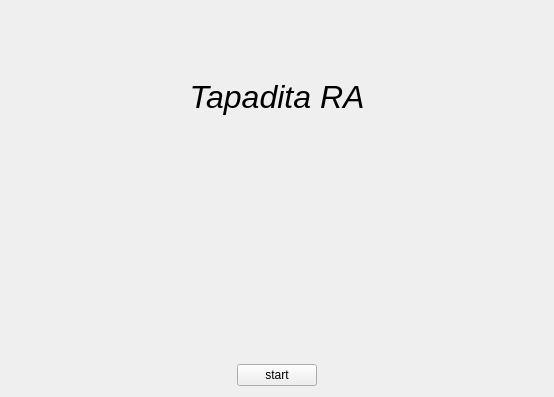
This is view/inicio.ui in cosimani/tapadita-ra as Qt 5 draws it before an edit. The edited form follows.
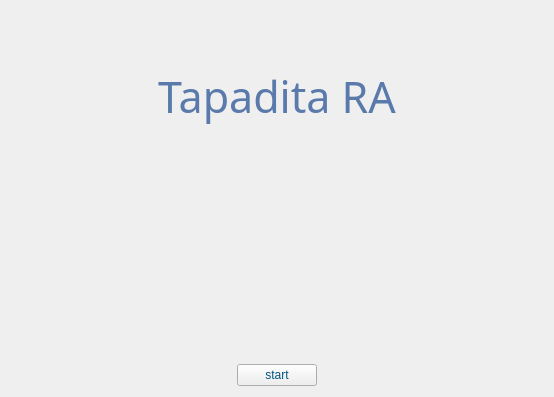
This is the edited form. Custom widgets are drawn as their Qt base class.

Patch:
```diff
--- a/view/inicio.ui
+++ b/view/inicio.ui
@@ -13,6 +13,17 @@
   <property name="windowTitle">
    <string>Form</string>
   </property>
+  <property name="styleSheet">
+   <string notr="true">QLabel#ltitle{
+	font: 32pt &quot;Ume P Gothic C5&quot;;
+	color:rgb(90, 122, 171)
+}
+
+QPushButton#pbstart{
+	font: 10pt &quot;Ume Gothic C5&quot;;
+    color:rgb(0, 85, 127);
+}</string>
+  </property>
   <layout class="QGridLayout" name="gridLayout">
    <item row="2" column="2">
     <spacer name="horizontalSpacer_2">
@@ -31,9 +42,11 @@
     <widget class="QLabel" name="ltitle">
      <property name="font">
       <font>
-       <family>Ubuntu</family>
-       <pointsize>24</pointsize>
-       <italic>true</italic>
+       <family>Ume P Gothic C5</family>
+       <pointsize>32</pointsize>
+       <weight>50</weight>
+       <italic>false</italic>
+       <bold>false</bold>
       </font>
      </property>
      <property name="text">
```
